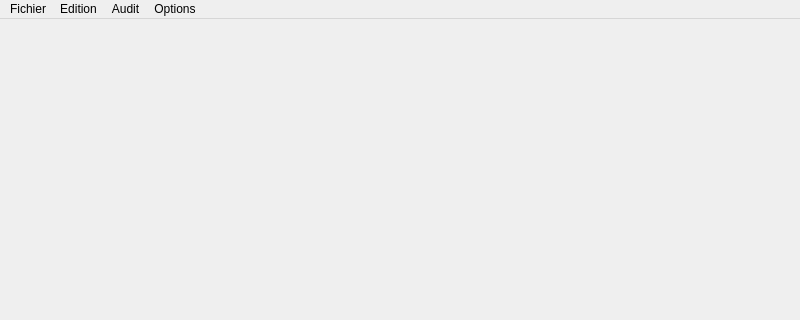
Above: ui/mainfm.ui from fnjeneza/FiberManager-e before the change; both pictures show x 0 to 800 and y 0 to 320 of the 800 by 600 pixel window. Below: the same form after it.
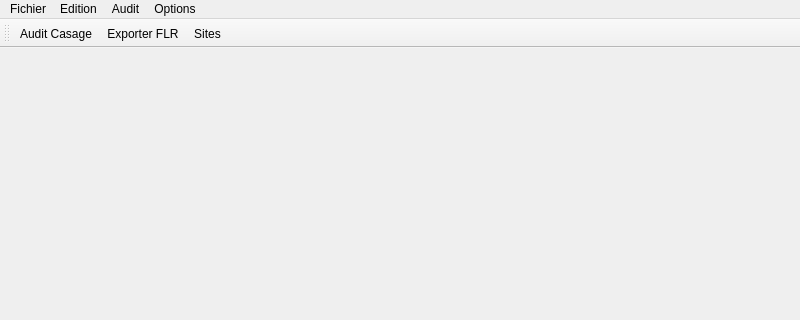
That is the form after the change.

The edit to the form file:
```diff
--- a/ui/mainfm.ui
+++ b/ui/mainfm.ui
@@ -101,9 +101,23 @@
    <addaction name="menuBase_de_donn_es"/>
   </widget>
   <widget class="QStatusBar" name="statusbar"/>
+  <widget class="QToolBar" name="toolBar">
+   <property name="windowTitle">
+    <string>toolBar</string>
+   </property>
+   <attribute name="toolBarArea">
+    <enum>TopToolBarArea</enum>
+   </attribute>
+   <attribute name="toolBarBreak">
+    <bool>false</bool>
+   </attribute>
+   <addaction name="actionCasage"/>
+   <addaction name="actionFLR"/>
+   <addaction name="actionSites"/>
+  </widget>
   <action name="actionFLR">
    <property name="text">
-    <string>FLR</string>
+    <string>Exporter FLR</string>
    </property>
   </action>
   <action name="actionMat_riel">
@@ -166,7 +180,7 @@
   </action>
   <action name="actionCasage">
    <property name="text">
-    <string>Casage</string>
+    <string>Audit Casage</string>
    </property>
   </action>
  </widget>
```
Left out of the diff: 10 changed lines with no effect on the pictures.
